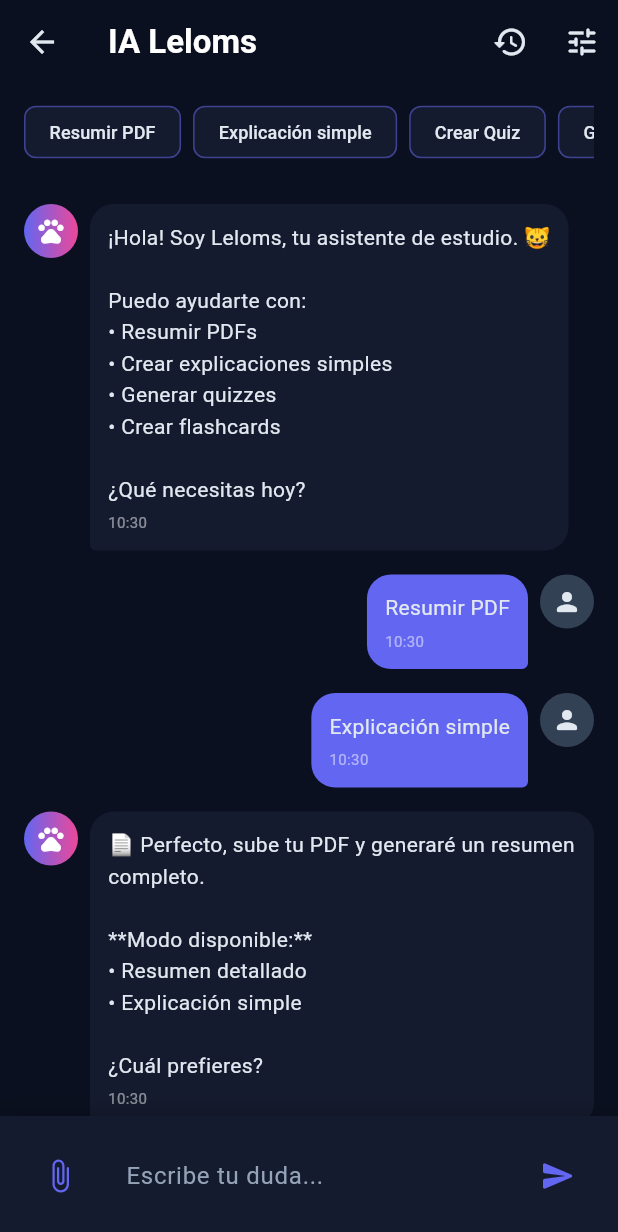
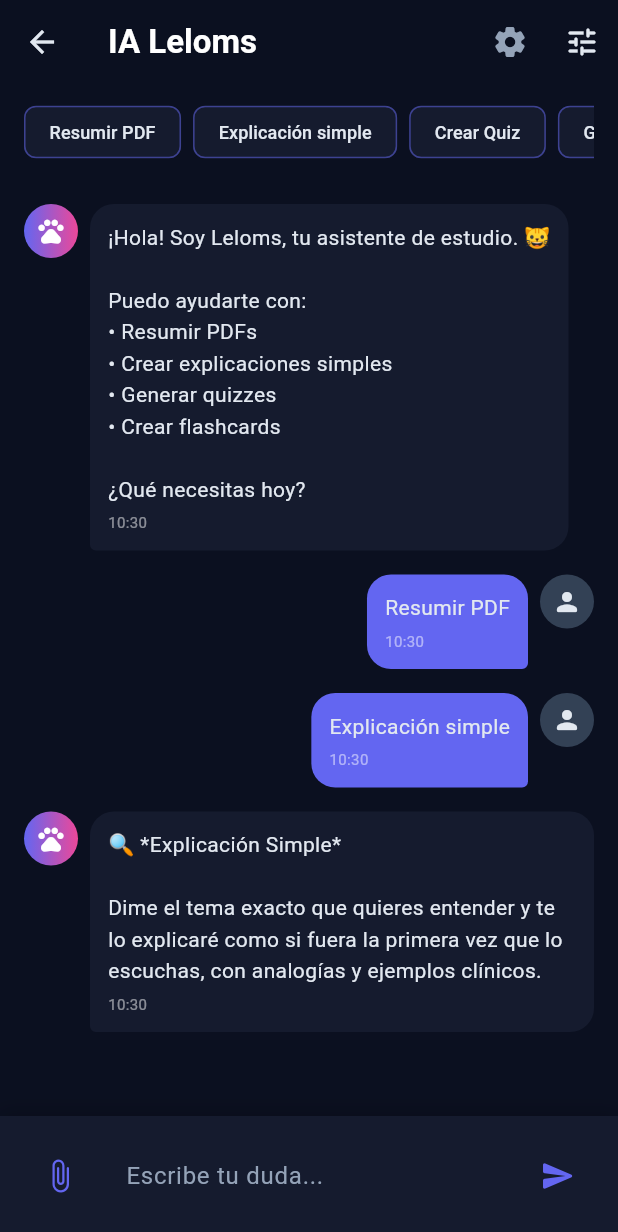
Before and after one commit to leloms472-source/Leloms_app, a Flutter app: the IaPage screen opened directly, after a tap on "Resumir PDF", after a tap on "Explicación simple", on a phone screen of 412 x 824 dp. Shown: the top 1232 px of the screen. Run offline on Flutter 3.47's test engine with Material 3 defaults, Android fonts, the phone set to English and light mode, and no system bars; our stand-ins replace cloud_firestore, firebase_auth, firebase_core, google_sign_in; accounts and stored records are empty.

Commit message:
feat: connect IA page to real OpenAI-compatible API with config dialog

````diff
--- a/lib/features/ia/ia_page.dart
+++ b/lib/features/ia/ia_page.dart
@@ -1,6 +1,6 @@
-import 'dart:math';
 import 'package:flutter/material.dart';
 import '../../core/theme/app_colors.dart';
+import '../../services/ai_service.dart';
 
 class IaPage extends StatefulWidget {
   const IaPage({super.key});
@@ -10,11 +10,14 @@ class IaPage extends StatefulWidget {
 }
 
 class _IaPageState extends State<IaPage> with TickerProviderStateMixin {
+  final AiService _aiService = AiService();
   final List<Map<String, dynamic>> _messages = [];
+  final List<Map<String, String>> _conversationHistory = [];
   final TextEditingController _textController = TextEditingController();
   final ScrollController _scrollController = ScrollController();
   bool _isTyping = false;
   String _selectedDifficulty = 'Intermedio';
+  bool _apiConfigured = false;
 
   final List<String> _quickActions = [
     'Resumir PDF',
@@ -50,7 +53,7 @@ class _IaPageState extends State<IaPage> with TickerProviderStateMixin {
     return '${now.hour.toString().padLeft(2, '0')}:${now.minute.toString().padLeft(2, '0')}';
   }
 
-  void _sendMessage(String text) {
+  void _sendMessage(String text) async {
     if (text.trim().isEmpty) return;
 
     setState(() {
@@ -65,18 +68,21 @@ class _IaPageState extends State<IaPage> with TickerProviderStateMixin {
     _textController.clear();
     _scrollToBottom();
 
-    Future.delayed(const Duration(seconds: 1) + Duration(milliseconds: Random().nextInt(2000)), () {
+    _conversationHistory.add({'role': 'user', 'content': text});
+
+    final response = await _aiService.sendMessage(messages: _conversationHistory);
+
     if (!mounted) return;
     setState(() {
       _isTyping = false;
+      _conversationHistory.add({'role': 'assistant', 'content': response});
       _messages.add({
         'type': 'ai',
-          'content': _generateResponse(text),
+        'content': response,
         'time': _getCurrentTime(),
       });
     });
     _scrollToBottom();
-    });
   }
 
   void _scrollToBottom() {
@@ -91,18 +97,72 @@ class _IaPageState extends State<IaPage> with TickerProviderStateMixin {
     });
   }
 
-  String _generateResponse(String userMessage) {
-    final lower = userMessage.toLowerCase();
-
-    if (lower.contains('resumir') || lower.contains('pdf')) {
-      return '📄 Perfecto, sube tu PDF y generaré un resumen completo.\n\n**Modo disponible:**\n• Resumen detallado\n• Explicación simple\n\n¿Cuál prefieres?';
-    } else if (lower.contains('quiz') || lower.contains('preguntas')) {
-      return '📝 ¡Excelente! Puedo crear un quiz de 20 preguntas sobre cualquier tema.\n\n**Nivel de dificultad:**\n• Básico\n• Intermedio\n• Avanzado\n\n¿Sobre qué tema quieres el quiz?';
-    } else if (lower.contains('flashcard')) {
-      return '🃏 Las flashcards son perfectas para memorizar.\n\nGeneraré tarjetas con:\n• Pregunta al frente\n• Respuesta al reverso\n• Conceptos clave del tema\n\n¿De qué materia necesitas flashcards?';
-    } else {
-      return 'Entiendo tu pregunta. Para darte la mejor respuesta, ¿podrías ser más específico?\n\nPor ejemplo:\n• "Resumir el PDF de Anatomía"\n• "Crear quiz de Farmacología"\n• "Explicar simple el sistema cardiovascular"';
-    }
+  void _showApiConfigDialog() {
+    final keyController = TextEditingController(text: _aiService.isConfigured ? '' : '');
+    final urlController = TextEditingController(text: '');
+    showDialog(
+      context: context,
+      builder: (ctx) => AlertDialog(
+        backgroundColor: AppColors.darkCard,
+        title: const Text('Configurar API', style: TextStyle(color: AppColors.lightText)),
+        content: Column(
+          mainAxisSize: MainAxisSize.min,
+          children: [
+            const Text(
+              'Conecta tu propio endpoint de OpenAI compatible.\nPuedes usar OpenAI, Azure, Groq, Together, etc.',
+              style: TextStyle(color: AppColors.secondaryText, fontSize: 12),
+            ),
+            const SizedBox(height: 16),
+            TextField(
+              controller: urlController,
+              style: const TextStyle(color: AppColors.lightText, fontSize: 13),
+              decoration: InputDecoration(
+                labelText: 'URL Base (opcional)',
+                hintText: 'https://api.openai.com/v1',
+                hintStyle: const TextStyle(color: AppColors.secondaryText),
+                labelStyle: const TextStyle(color: AppColors.secondaryText),
+                border: OutlineInputBorder(borderRadius: BorderRadius.circular(8), borderSide: BorderSide(color: AppColors.border)),
+                enabledBorder: OutlineInputBorder(borderRadius: BorderRadius.circular(8), borderSide: BorderSide(color: AppColors.border)),
+                focusedBorder: OutlineInputBorder(borderRadius: BorderRadius.circular(8), borderSide: BorderSide(color: AppColors.primary)),
+              ),
+            ),
+            const SizedBox(height: 12),
+            TextField(
+              controller: keyController,
+              obscureText: true,
+              style: const TextStyle(color: AppColors.lightText, fontSize: 13),
+              decoration: InputDecoration(
+                labelText: 'API Key',
+                hintText: 'sk-...',
+                hintStyle: const TextStyle(color: AppColors.secondaryText),
+                labelStyle: const TextStyle(color: AppColors.secondaryText),
+                border: OutlineInputBorder(borderRadius: BorderRadius.circular(8), borderSide: BorderSide(color: AppColors.border)),
+                enabledBorder: OutlineInputBorder(borderRadius: BorderRadius.circular(8), borderSide: BorderSide(color: AppColors.border)),
+                focusedBorder: OutlineInputBorder(borderRadius: BorderRadius.circular(8), borderSide: BorderSide(color: AppColors.primary)),
+              ),
+            ),
+          ],
+        ),
+        actions: [
+          TextButton(
+            onPressed: () => Navigator.pop(ctx),
+            child: const Text('Cancelar', style: TextStyle(color: AppColors.secondaryText)),
+          ),
+          ElevatedButton(
+            onPressed: () {
+              _aiService.configure(
+                baseUrl: urlController.text.isNotEmpty ? urlController.text : null,
+                apiKey: keyController.text.isNotEmpty ? keyController.text : null,
+              );
+              setState(() => _apiConfigured = _aiService.isConfigured);
+              Navigator.pop(ctx);
+            },
+            style: ElevatedButton.styleFrom(backgroundColor: AppColors.primary),
+            child: const Text('Conectar'),
+          ),
+        ],
+      ),
+    );
   }
 
   void _showDifficultyDialog() {
@@ -185,7 +245,13 @@ class _IaPageState extends State<IaPage> with TickerProviderStateMixin {
         backgroundColor: Colors.transparent,
         elevation: 0,
         actions: [
-          IconButton(icon: const Icon(Icons.history_rounded), onPressed: () {}),
+          IconButton(
+            icon: Icon(
+              Icons.settings_rounded,
+              color: _apiConfigured ? AppColors.success : AppColors.secondaryText,
+            ),
+            onPressed: _showApiConfigDialog,
+          ),
           IconButton(icon: const Icon(Icons.tune_rounded), onPressed: _showDifficultyDialog),
         ],
       ),
--- /dev/null
+++ b/lib/services/ai_service.dart
@@ -0,0 +1,104 @@
+import 'dart:convert';
+import 'dart:io';
+import 'dart:math';
+
+class AiService {
+  String _baseUrl = 'https://api.openai.com/v1';
+  String? _apiKey;
+  String _model = 'gpt-4o-mini';
+
+  static const String _defaultSystemPrompt = '''
+Eres Leloms, un asistente de estudio experto para estudiantes de medicina en Latinoamérica.
+Hablas español natural y cercano.
+Ayudas con: anatomía, fisiología, bioquímica, farmacología, histología, patología.
+Puedes crear quizzes, flashcards, resúmenes y explicaciones simples.
+Sé conciso, didáctico y preciso.
+Usa terminología médica correcta pero explica con claridad.
+''';
+
+  void configure({
+    String? baseUrl,
+    String? apiKey,
+    String? model,
+  }) {
+    if (baseUrl != null) _baseUrl = baseUrl;
+    if (apiKey != null) _apiKey = apiKey;
+    if (model != null) _model = model;
+  }
+
+  bool get isConfigured => _apiKey != null && _apiKey!.isNotEmpty;
+
+  Future<String> sendMessage({
+    required List<Map<String, String>> messages,
+    String? systemPrompt,
+  }) async {
+    if (!isConfigured) {
+      await Future.delayed(
+        Duration(milliseconds: 1000 + Random().nextInt(2000)),
+      );
+      return _generateMockResponse(messages);
+    }
+
+    final body = {
+      'model': _model,
+      'messages': [
+        {'role': 'system', 'content': systemPrompt ?? _defaultSystemPrompt},
+        ...messages.map((m) => {
+          'role': m['role'],
+          'content': m['content'],
+        }),
+      ],
+      'temperature': 0.7,
+      'max_tokens': 2048,
+    };
+
+    try {
+      final client = HttpClient()
+        ..connectionTimeout = const Duration(seconds: 30);
+
+      final request = await client.postUrl(Uri.parse('$_baseUrl/chat/completions'));
+      request.headers.set('Content-Type', 'application/json');
+      request.headers.set('Authorization', 'Bearer $_apiKey');
+      request.add(utf8.encode(jsonEncode(body)));
+
+      final response = await request.close();
+      final responseBody = await response.transform(utf8.decoder).join();
+
+      if (response.statusCode == 200) {
+        final data = jsonDecode(responseBody) as Map<String, dynamic>;
+        final choices = data['choices'] as List<dynamic>;
+        if (choices.isNotEmpty) {
+          final choice = choices[0] as Map<String, dynamic>;
+          final message = choice['message'] as Map<String, dynamic>;
+          return (message['content'] as String?)?.trim() ?? '';
+        }
+        return 'No se pudo obtener respuesta.';
+      } else {
+        return 'Error ${response.statusCode}: $responseBody';
+      }
+    } catch (e) {
+      return 'Error de conexión: $e';
+    }
+  }
+
+  String _generateMockResponse(List<Map<String, String>> messages) {
+    final lastMessage = messages.isNotEmpty
+        ? (messages.last['content'] ?? '').toLowerCase()
+        : '';
+
+    if (lastMessage.contains('resumir') || lastMessage.contains('pdf')) {
+      return '📄 *Modo Resumen activado*\n\nSube tu PDF y generaré un resumen detallado con los puntos clave. Dividiré el contenido en:\n• Conceptos principales\n• Datos importantes\n• Relaciones entre temas\n\n¿Cómo prefieres el resumen? (detallado o simple)';
+    }
+    if (lastMessage.contains('quiz') || lastMessage.contains('preguntas')) {
+      return '📝 *Creación de Quiz*\n\nPuedo generar un quiz de 10-20 preguntas sobre el tema que necesites.\n\n**Niveles disponibles:**\n• Básico → Conceptos fundamentales\n• Intermedio → Aplicación clínica\n• Avanzado → Diagnóstico diferencial\n\n¿Sobre qué materia y nivel?';
+    }
+    if (lastMessage.contains('flashcard')) {
+      return '🃏 *Flashcards Interactivas*\n\nPerfecto para memorizar. Crearé tarjetas con:\n```\nFrente: Término/Pregunta\nReverso: Definición/Respuesta\n```\n\n¿De qué tema necesitas flashcards?';
+    }
+    if (lastMessage.contains('explica') || lastMessage.contains('simple')) {
+      return '🔍 *Explicación Simple*\n\nDime el tema exacto que quieres entender y te lo explicaré como si fuera la primera vez que lo escuchas, con analogías y ejemplos clínicos.';
+    }
+
+    return '¡Hola! Soy Leloms, tu asistente de estudio 🐱\n\nPuedo ayudarte con:\n\n📄 **Resumir PDFs** → Sube tu material y lo sintetizo\n📝 **Crear Quizzes** → Genero preguntas sobre cualquier tema\n🃏 **Generar Flashcards** → Tarjetas de estudio personalizadas\n🔍 **Explicaciones Simples** → Conceptos médicos claros\n\n¿Qué necesitas estudiar hoy?';
+  }
+}
````
Lines whose indentation alone changed are shown as unchanged.
